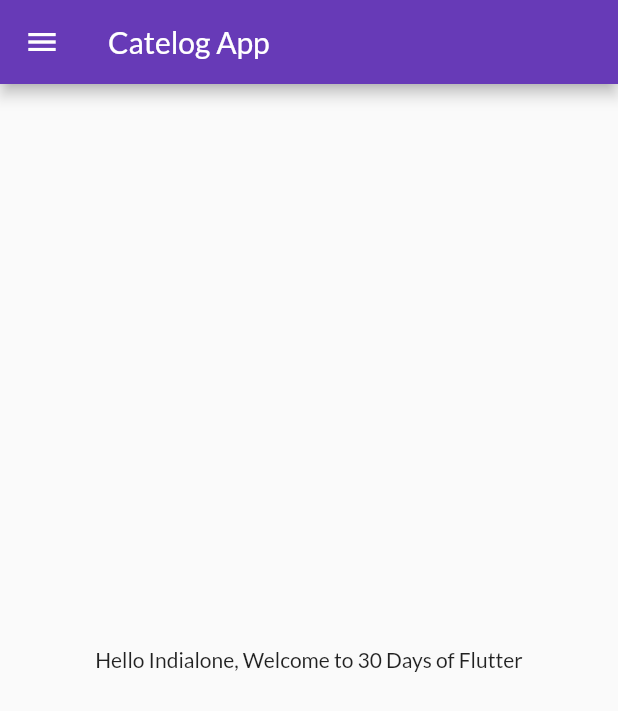
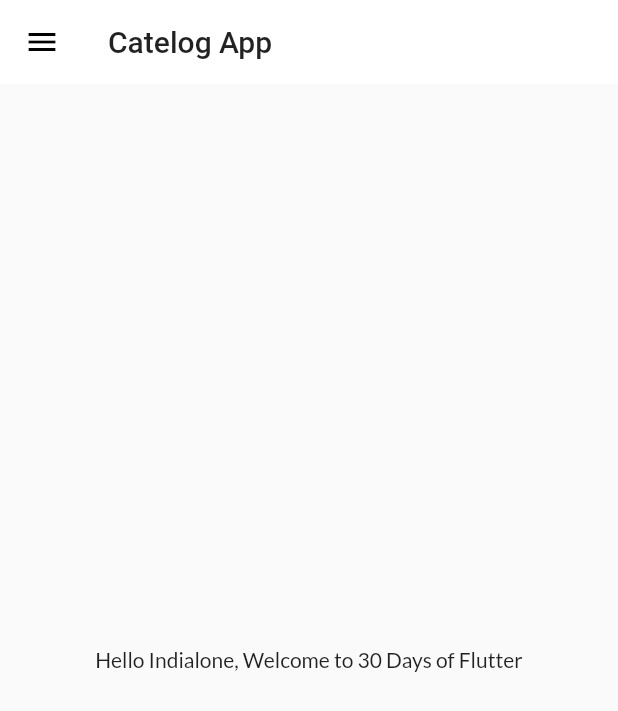
Before and after one commit to natvar97/FlutterCatalog30DaysOfFlutter, a Flutter app: the screen it shows after launch, on a phone screen of 412 x 824 dp. Shown: the top 711 px of the screen. Run offline on Flutter 3.47's test engine with Material 2 defaults, Android fonts, the phone set to English and light mode, and no system bars; our stand-ins replace google_fonts.

Commit message:
theme extracted

```diff
--- a/lib/main.dart
+++ b/lib/main.dart
@@ -2,7 +2,8 @@ import 'package:flutter/material.dart';
 import 'package:flutter_catalog/pages/home_page.dart';
 import 'package:flutter_catalog/pages/login_page.dart';
 import 'package:flutter_catalog/utils/routes.dart';
-import 'package:google_fonts/google_fonts.dart';
+
+import 'widgets/themes.dart';
 
 void main() {
   runApp(MyApp());
@@ -20,14 +21,8 @@ class MyApp extends StatelessWidget {
       debugShowCheckedModeBanner: false,
       // home: HomePage(),
       themeMode: ThemeMode.light,
-      theme: ThemeData(
-        primarySwatch: Colors.deepPurple,
-        fontFamily: GoogleFonts.lato().fontFamily,
-      ),
-      darkTheme: ThemeData(
-        brightness: Brightness.dark,
-        // primarySwatch: Colors.deepPurple,
-      ),
+      theme: MyTheme.lightTheme(context),
+      darkTheme: MyTheme.darkTheme(context),
       initialRoute: MyRoutes.homeRoute,
       routes: {
         "/": (context) => LoginPage(),
--- /dev/null
+++ b/lib/widgets/themes.dart
@@ -0,0 +1,21 @@
+import 'package:flutter/material.dart';
+import 'package:google_fonts/google_fonts.dart';
+
+class MyTheme {
+  static ThemeData lightTheme(BuildContext context) => ThemeData(
+        primarySwatch: Colors.deepPurple,
+        fontFamily: GoogleFonts.lato().fontFamily,
+        appBarTheme: AppBarTheme(
+            color: Colors.white,
+            elevation: 0.0,
+            iconTheme: IconThemeData(
+              color: Colors.black,
+            ),
+            textTheme: Theme.of(context).textTheme),
+      );
+
+  static ThemeData darkTheme(BuildContext context) => ThemeData(
+        brightness: Brightness.dark,
+        // primarySwatch: Colors.deepPurple,
+      );
+}
```
